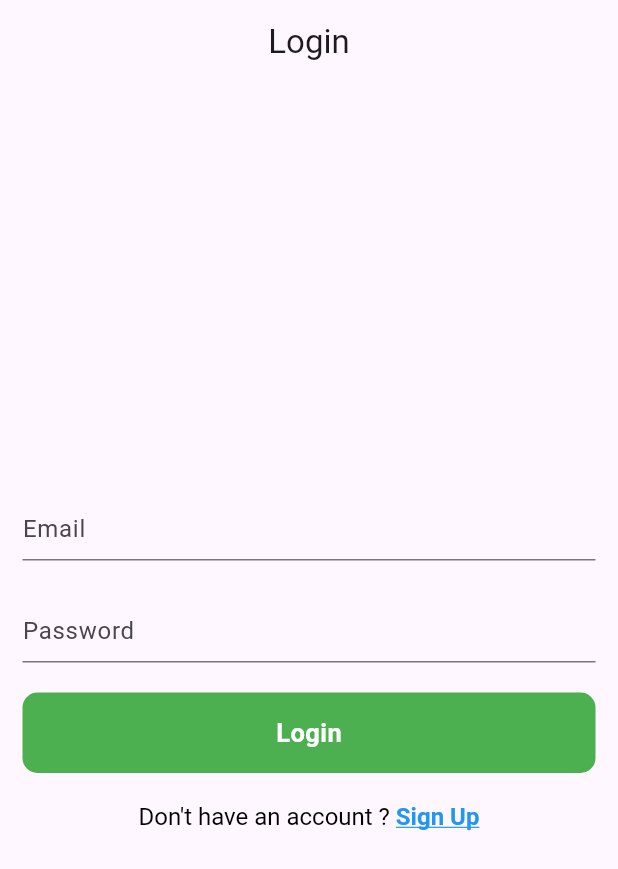
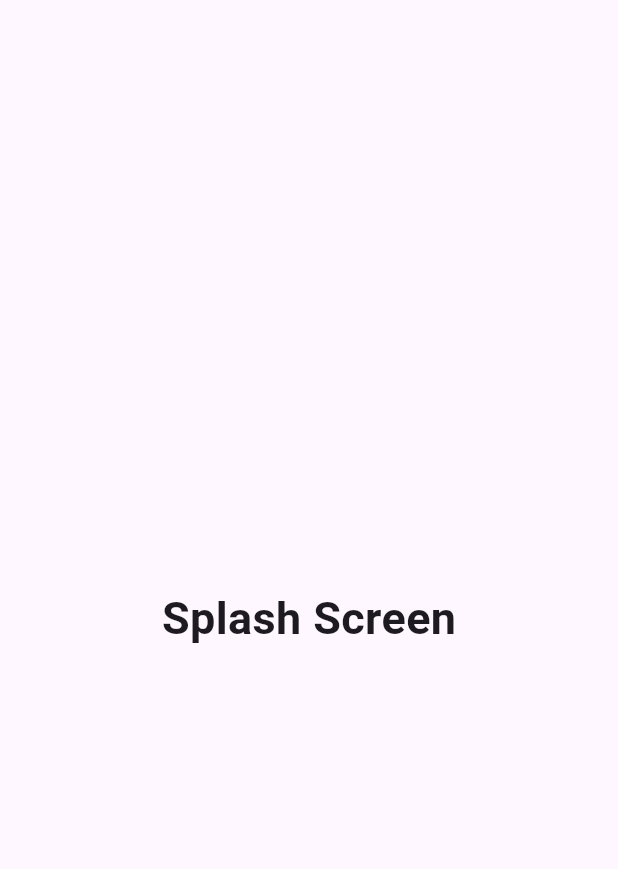
Before and after one commit to rafiullahkhaleel/MVVM_Provider, a Flutter app: the first screen one second after launch, on a phone screen of 412 x 824 dp. Shown: the top 869 px of the screen. Run offline on Flutter 3.47's test engine with Material 3 defaults, Android fonts, the phone set to English and light mode, and no system bars; our stand-ins replace another_flushbar, fluttertoast, shared_preferences.

```diff
--- a/lib/main.dart
+++ b/lib/main.dart
@@ -3,6 +3,7 @@ import 'package:mvvm/utils/routes/routes.dart';
 import 'package:mvvm/utils/routes/routes_name.dart';
 import 'package:mvvm/view/login_screen.dart';
 import 'package:mvvm/view_model/auth_view_model.dart';
+import 'package:mvvm/view_model/user_view_model.dart';
 import 'package:provider/provider.dart';
 
 void main() {
@@ -16,14 +17,15 @@ class MyApp extends StatelessWidget {
   @override
   Widget build(BuildContext context) {
     return MultiProvider(providers: [
-      ChangeNotifierProvider(create: (_)=>AuthViewModel())
+      ChangeNotifierProvider(create: (_)=>AuthViewModel()),
+      ChangeNotifierProvider(create: (_)=>UserViewModel())
     ],
     child: MaterialApp(
       title: 'Flutter Demo',
       theme: ThemeData(
         colorScheme: ColorScheme.fromSeed(seedColor: Colors.deepPurple),
       ),
-      initialRoute: 'login_screen',
+      initialRoute: RoutesName.splash,
       onGenerateRoute: Routes.generateRoute,
     ),
     );
--- /dev/null
+++ b/lib/model/user_model.dart
@@ -0,0 +1,15 @@
+class UserModel {
+  String? token;
+
+  UserModel({this.token});
+
+  UserModel.fromJson(Map<String, dynamic> json) {
+    token = json['token'];
+  }
+
+  Map<String, dynamic> toJson() {
+    final Map<String, dynamic> data = new Map<String, dynamic>();
+    data['token'] = this.token;
+    return data;
+  }
+}
--- a/lib/utils/routes/routes.dart
+++ b/lib/utils/routes/routes.dart
@@ -3,6 +3,7 @@ import 'package:mvvm/utils/routes/routes_name.dart';
 import 'package:mvvm/view/home_screen.dart';
 import 'package:mvvm/view/login_screen.dart';
 import 'package:mvvm/view/sign_up_screen.dart';
+import 'package:mvvm/view/splash_screen.dart';
 
 class Routes {
   static MaterialPageRoute generateRoute(RouteSettings setting) {
@@ -20,6 +21,10 @@ class Routes {
         return MaterialPageRoute(
           builder: (BuildContext context) => SignUpScreen(),
         );
+      case RoutesName.splash:
+        return MaterialPageRoute(
+          builder: (BuildContext context) => SplashScreen(),
+        );
       default:
        return MaterialPageRoute(
           builder: (context) {
--- a/lib/utils/routes/routes_name.dart
+++ b/lib/utils/routes/routes_name.dart
@@ -2,4 +2,5 @@ class RoutesName{
   static const String login = 'login_screen';
   static const String home = 'home_screen';
   static const String signUp = 'sign_up';
+  static const String splash = 'splash_screen';
 }
--- a/lib/view/login_screen.dart
+++ b/lib/view/login_screen.dart
@@ -52,7 +52,7 @@ class _LoginScreenState extends State<LoginScreen> {
             SizedBox(height: 20),
             RichText(
               text: TextSpan(
-                text: "Don't have an account ? ",style: TextStyle( // 👈 yeh add karna zaroori hai
+                text: "Don't have an account ? ",style: TextStyle(
                 color: Colors.black,
                 fontSize: 16,
               ),
--- /dev/null
+++ b/lib/view/splash_screen.dart
@@ -0,0 +1,28 @@
+import 'package:flutter/material.dart';
+import 'package:mvvm/services/splash_service.dart';
+
+class SplashScreen extends StatefulWidget {
+  const SplashScreen({super.key});
+
+  @override
+  State<SplashScreen> createState() => _SplashScreenState();
+}
+
+class _SplashScreenState extends State<SplashScreen> {
+  @override
+  void initState() {
+    super.initState();
+    SplashService().checkAuthentication(context);
+  }
+  @override
+  Widget build(BuildContext context) {
+    return Scaffold(
+      body: Center(
+        child: Text(
+          'Splash Screen',
+          style: TextStyle(fontWeight: FontWeight.bold, fontSize: 30),
+        ),
+      ),
+    );
+  }
+}
--- a/pubspec.yaml
+++ b/pubspec.yaml
@@ -38,6 +38,7 @@ dependencies:
   http: ^1.5.0
   another_flushbar: ^1.12.30
   provider: ^6.1.5+1
+  shared_preferences: ^2.5.3
 
 dev_dependencies:
   flutter_test:
```
Also changed, not shown: lib/data/network/network_api_services.dart (+15 -72 lines), lib/services/splash_service.dart (added, +19 -0 lines), lib/view_model/user_view_model.dart (added, +23 -0 lines), pubspec.lock.
